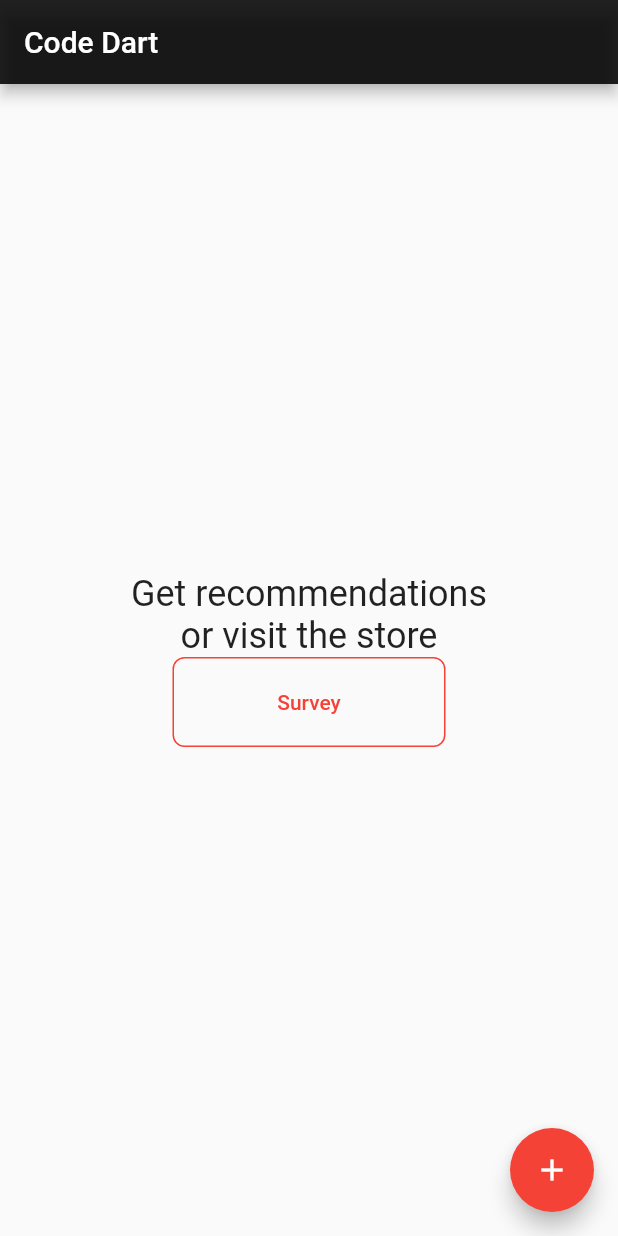
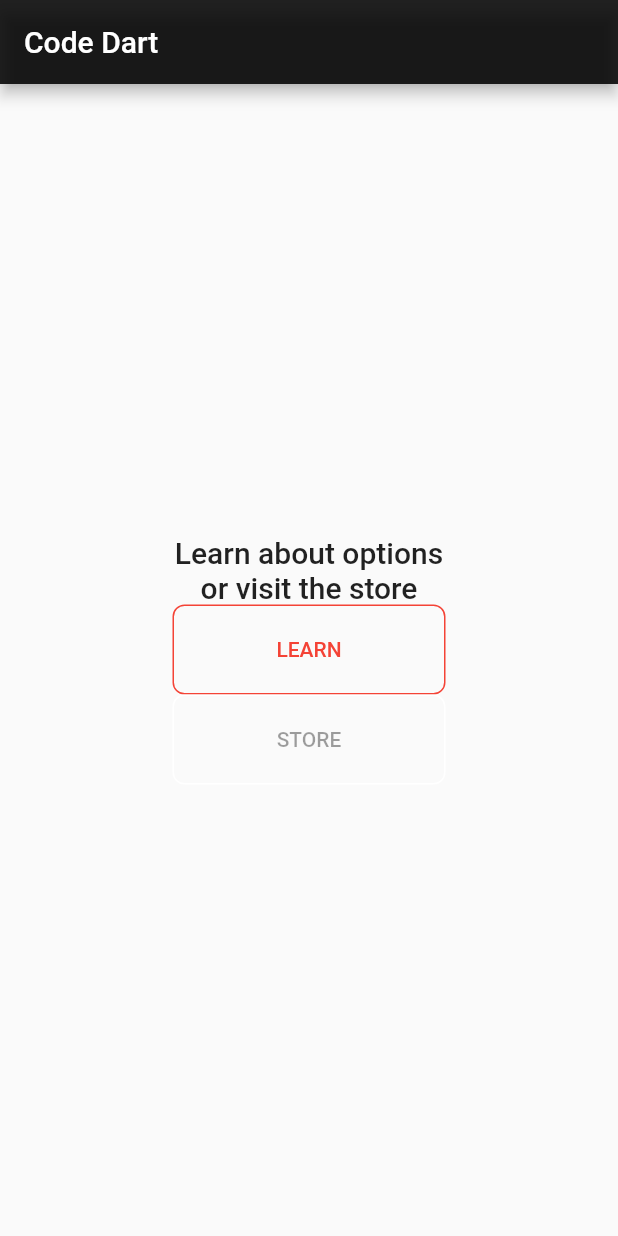
Before and after one commit to bxcd/cartcraft, a Flutter app: the screen it shows after launch, on a phone screen of 412 x 824 dp. Run offline on Flutter 3.47's test engine with Material 2 defaults, Android fonts, the phone set to English and light mode, and no system bars; missing offline and left inert: survey_kit.

Commit message:
Add disabled second button and update text

```diff
--- a/lib/home/home_page.dart
+++ b/lib/home/home_page.dart
@@ -67,10 +67,59 @@ class _HomePageState extends State<HomePage> {
           mainAxisAlignment: MainAxisAlignment.center,
           children: <Widget>[
             Text(
-              'Get recommendations\nor visit the store',
+              'Learn about options\nor visit the store',
               textAlign: TextAlign.center,
-
-              style: Theme.of(context).textTheme.headline5,
+              style: Theme.of(context).textTheme.headline6,
+            ),
+            OutlinedButton(
+              style: ButtonStyle(
+                minimumSize: MaterialStateProperty.all(
+                  const Size(150.0, 60.0),
+                ),
+                side: MaterialStateProperty.resolveWith(
+                      (Set<MaterialState> state) {
+                    if (state.contains(MaterialState.disabled)) {
+                      return const BorderSide(
+                        color: Colors.white,
+                      );
+                    }
+                    return const BorderSide(
+                      color: Colors.red,
+                    );
+                  },
+                ),
+                shape: MaterialStateProperty.all(
+                  RoundedRectangleBorder(
+                    borderRadius: BorderRadius.circular(8.0),
+                  ),
+                ),
+                textStyle: MaterialStateProperty.resolveWith(
+                      (Set<MaterialState> state) {
+                    if (state.contains(MaterialState.disabled)) {
+                      return Theme.of(context)
+                          .textTheme
+                          .button
+                          ?.copyWith(
+                        color: Colors.white,
+                      );
+                    }
+                    return Theme.of(context)
+                        .textTheme
+                        .button
+                        ?.copyWith(
+                      color: Colors.red,
+                    );
+                  },
+                ),
+              ),
+              onPressed:  _navigateToSurvey,
+              child: Container(
+                alignment: Alignment.center,
+                width: 150,
+                child: const Text(
+                  'LEARN',
+                ),
+              ),
             ),
             OutlinedButton(
                 style: ButtonStyle(
@@ -113,23 +162,18 @@ class _HomePageState extends State<HomePage> {
                     },
                   ),
                 ),
-              onPressed:  _navigateToSurvey,
+              onPressed:  null,
               child: Container(
                 alignment: Alignment.center,
                 width: 150,
                 child: const Text(
-                  'Survey',
+                  'STORE',
                 ),
               ),
             ),
           ],
         ),
       ),
-      floatingActionButton: FloatingActionButton(
-        onPressed: _navigateToSurvey,
-        tooltip: 'Survey',
-        child: const Icon(Icons.add),
-      ),
       // This trailing comma makes auto-formatting nicer for build methods.
     );
   }
```
